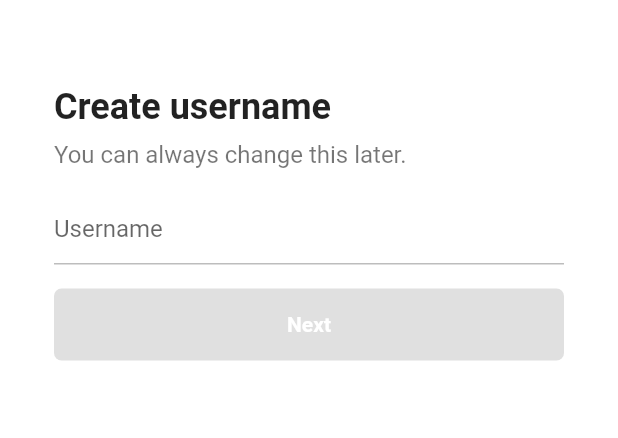
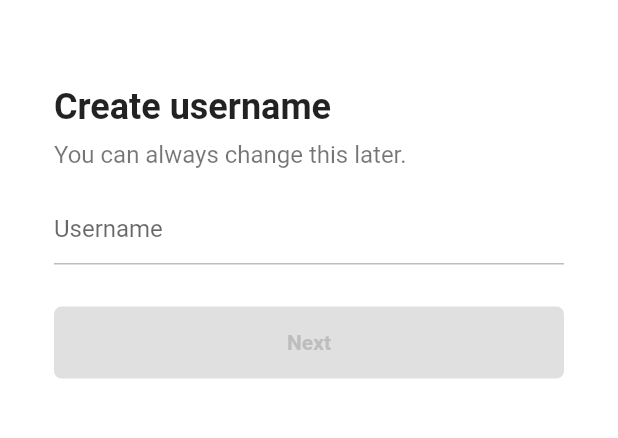
Before and after one commit to Heungseop/Tiktok_clone, a Flutter app: the UsernameScreen screen opened directly, on a phone screen of 412 x 824 dp, the part 58-496 px from its top. Run offline on Flutter 3.47's test engine with Material 2 defaults, Android fonts, the phone set to English and light mode, and no system bars; our stand-ins replace font_awesome_flutter.

Commit message:
4.5 FormButton

```diff
--- a/lib/features/authentication/sign_up_screen.dart
+++ b/lib/features/authentication/sign_up_screen.dart
@@ -4,7 +4,7 @@
 import 'package:tiktok_clone/constants/sizes.dart';
 import 'package:tiktok_clone/features/authentication/login_screen.dart';
 import 'package:tiktok_clone/features/authentication/widgets/auth_button.dart';
-import 'package:tiktok_clone/features/authentication/widgets/username_screen.dart';
+import 'package:tiktok_clone/features/authentication/username_screen.dart';
 
 class SignUpScreen extends StatelessWidget {
   const SignUpScreen({super.key});
--- a/lib/features/authentication/widgets/username_screen.dart
+++ b/lib/features/authentication/username_screen.dart
@@ -1,6 +1,8 @@
 import 'package:flutter/material.dart';
 import 'package:tiktok_clone/constants/gaps.dart';
 import 'package:tiktok_clone/constants/sizes.dart';
+import 'package:tiktok_clone/features/authentication/email_screen.dart';
+import 'package:tiktok_clone/features/authentication/widgets/form_button.dart';
 
 class UsernameScreen extends StatefulWidget {
   const UsernameScreen({super.key});
@@ -24,6 +26,22 @@
         });
       },
     );
+  }
+
+  @override
+  void dispose() {
+    _usernameController.dispose();
+    super.dispose();
+  }
+
+  // stateFull Widget의 state<> 안에선 context를 어디서나 참조 가능(파라미터로 안줘도 됨)
+  void _onNextTap() {
+    if (_username.isEmpty) {
+      return;
+    }
+    Navigator.of(context).push(MaterialPageRoute(
+      builder: (context) => const EmailScreen(),
+    ));
   }
 
   @override
@@ -76,29 +94,10 @@
                 ),
               ),
             ),
-            Gaps.v16,
-            FractionallySizedBox(
-              widthFactor: 1,
-              child: AnimatedContainer(
-                duration: const Duration(milliseconds: 300),
-                padding: const EdgeInsets.symmetric(
-                  vertical: Sizes.size16,
-                ),
-                decoration: BoxDecoration(
-                  borderRadius: BorderRadius.circular(Sizes.size5),
-                  color: _username.isEmpty
-                      ? Colors.grey.shade300
-                      : Theme.of(context).primaryColor,
-                ),
-                child: const Text(
-                  "Next",
-                  textAlign: TextAlign.center,
-                  style: TextStyle(
-                    color: Colors.white,
-                    fontWeight: FontWeight.w600,
-                  ),
-                ),
-              ),
+            Gaps.v28,
+            GestureDetector(
+              onTap: _onNextTap,
+              child: FormButton(disabled: _username.isEmpty),
             )
           ],
         ),
--- /dev/null
+++ b/lib/features/authentication/widgets/form_button.dart
@@ -0,0 +1,40 @@
+import 'package:flutter/material.dart';
+import 'package:tiktok_clone/constants/sizes.dart';
+
+class FormButton extends StatelessWidget {
+  const FormButton({
+    super.key,
+    required this.disabled,
+  });
+
+  final bool disabled;
+
+  @override
+  Widget build(BuildContext context) {
+    return FractionallySizedBox(
+      widthFactor: 1,
+      child: AnimatedContainer(
+        duration: const Duration(milliseconds: 300),
+        padding: const EdgeInsets.symmetric(
+          vertical: Sizes.size16,
+        ),
+        decoration: BoxDecoration(
+          borderRadius: BorderRadius.circular(Sizes.size5),
+          color:
+              disabled ? Colors.grey.shade300 : Theme.of(context).primaryColor,
+        ),
+        child: AnimatedDefaultTextStyle(
+          duration: const Duration(milliseconds: 300),
+          style: TextStyle(
+            color: disabled ? Colors.grey.shade400 : Colors.white,
+            fontWeight: FontWeight.w600,
+          ),
+          child: const Text(
+            "Next",
+            textAlign: TextAlign.center,
+          ),
+        ),
+      ),
+    );
+  }
+}
```
Also changed, not shown: lib/features/authentication/email_screen.dart (added, +85 -0 lines).
